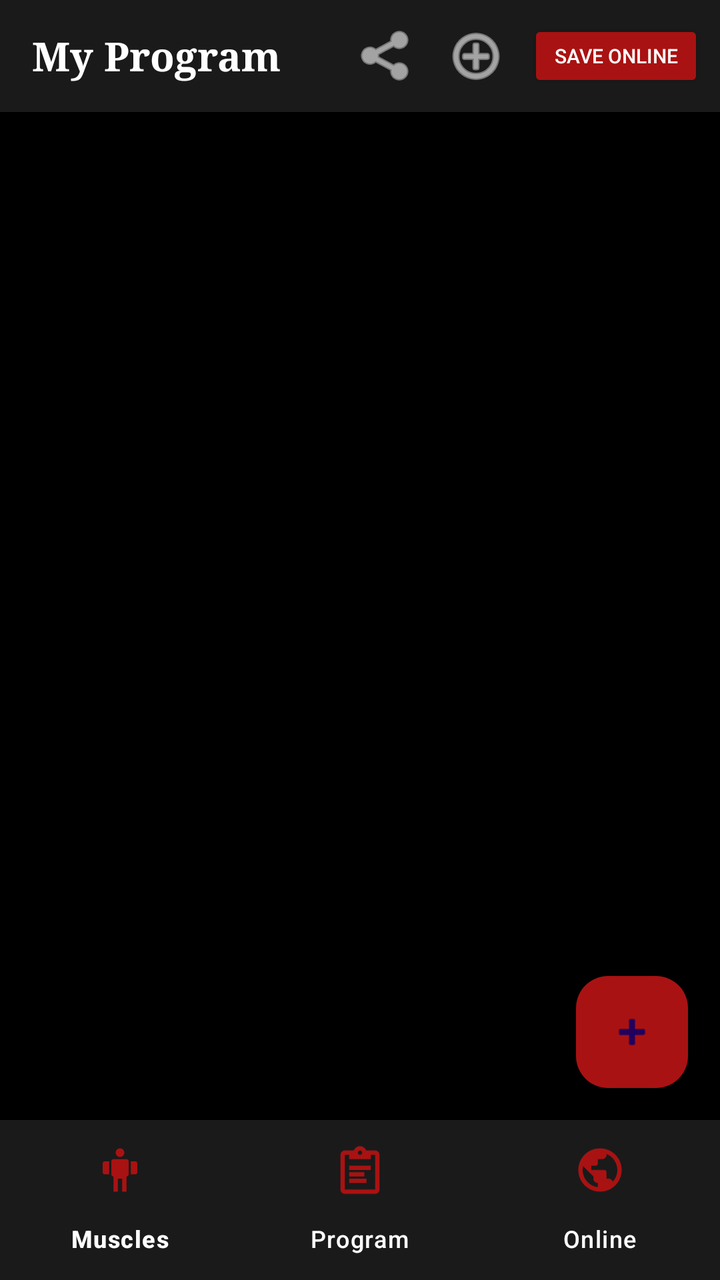
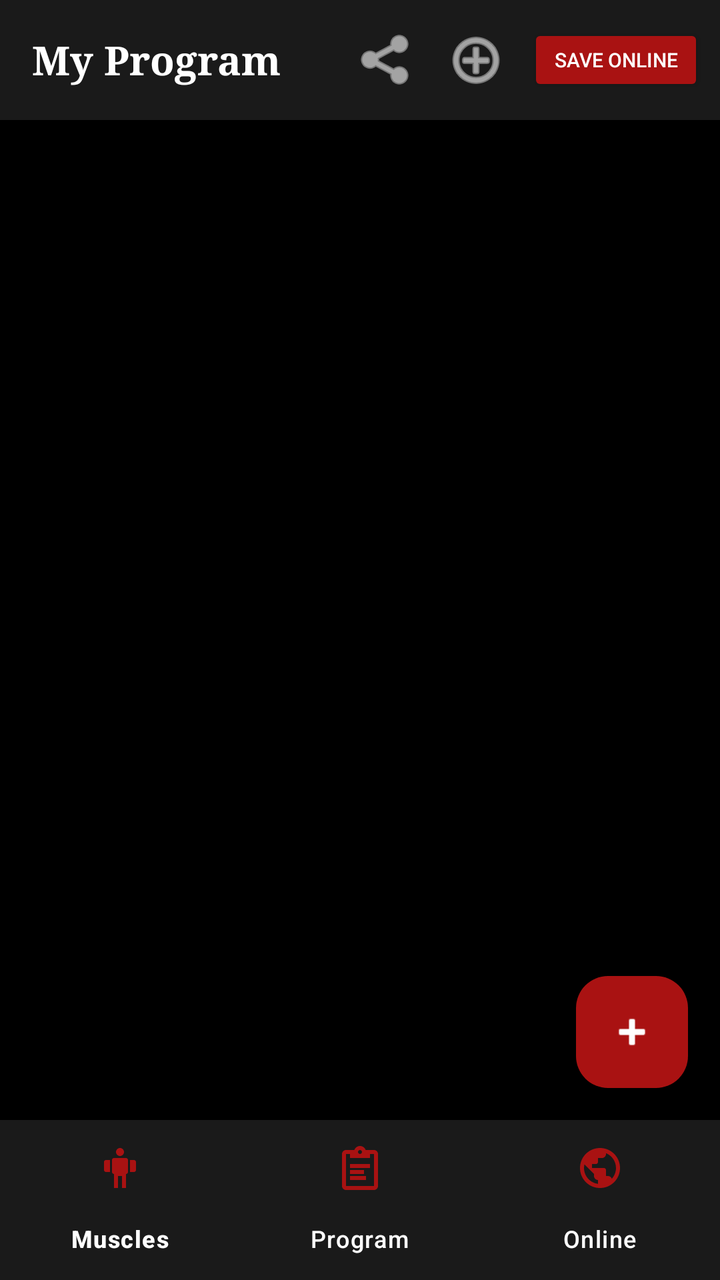

The first picture is an Android layout as it rendered before a commit; the second is the same layout after the commit. The layout source and the unified diff follow.
<!-- AndroidManifest.xml: application theme Theme.MuscleApp -->
<!-- res/layout/activity_gym_program.xml -->
<?xml version="1.0" encoding="utf-8"?>
<androidx.constraintlayout.widget.ConstraintLayout
    xmlns:android="http://schemas.android.com/apk/res/android"
    xmlns:app="http://schemas.android.com/apk/res-auto"
    xmlns:tools="http://schemas.android.com/tools"
    android:id="@+id/main"
    android:layout_width="match_parent"
    android:layout_height="match_parent"
    android:background="@color/black"
    tools:context=".GymProgramActivity">

    <LinearLayout
        android:id="@+id/top_bar"
        android:layout_width="0dp"
        android:layout_height="56dp"
        android:orientation="horizontal"
        android:gravity="center_vertical"
        android:paddingStart="16dp"
        android:paddingEnd="8dp"
        android:background="#1A1A1A"
        app:layout_constraintTop_toTopOf="parent"
        app:layout_constraintStart_toStartOf="parent"
        app:layout_constraintEnd_toEndOf="parent">

        <TextView
            android:layout_width="0dp"
            android:layout_height="wrap_content"
            android:layout_weight="1"
            android:text="My Program"
            android:textColor="@color/white"
            android:textSize="20sp"
            android:textStyle="bold"
            android:fontFamily="serif" />

        <ImageButton
            android:id="@+id/btn_share_program"
            android:layout_width="44dp"
            android:layout_height="44dp"
            android:background="?attr/selectableItemBackgroundBorderless"
            android:src="@android:drawable/ic_menu_share"
            android:contentDescription="Share Program"
            app:tint="@color/white" />

        <ImageButton
            android:id="@+id/btn_import_program"
            android:layout_width="44dp"
            android:layout_height="44dp"
            android:background="?attr/selectableItemBackgroundBorderless"
            android:src="@android:drawable/ic_menu_add"
            android:contentDescription="Import Program"
            app:tint="@color/white" />

        <Button
            android:id="@+id/btn_save_online"
            android:layout_width="wrap_content"
            android:layout_height="36dp"
            android:text="Save Online"
            android:textSize="10sp"
            app:backgroundTint="@color/red"
            android:textColor="@color/white"
            android:layout_marginStart="4dp"/>

    </LinearLayout>

    <androidx.recyclerview.widget.RecyclerView
        android:id="@+id/plan_recycler_view"
        android:layout_width="0dp"
        android:layout_height="0dp"
        android:clipToPadding="false"
        android:paddingBottom="80dp"
        app:layout_constraintTop_toBottomOf="@+id/top_bar"
        app:layout_constraintBottom_toTopOf="@+id/bottom_nav"
        app:layout_constraintStart_toStartOf="parent"
        app:layout_constraintEnd_toEndOf="parent" />

    <TextView
        android:id="@+id/plan_empty_text"
        android:layout_width="wrap_content"
        android:layout_height="wrap_content"
        android:text="No exercises yet.\nTap + to add one."
        android:textColor="@android:color/darker_gray"
        android:textSize="16sp"
        android:fontFamily="serif"
        android:gravity="center"
        android:visibility="gone"
        app:layout_constraintTop_toBottomOf="@+id/top_bar"
        app:layout_constraintBottom_toTopOf="@+id/bottom_nav"
        app:layout_constraintStart_toStartOf="parent"
        app:layout_constraintEnd_toEndOf="parent" />

    <com.google.android.material.floatingactionbutton.FloatingActionButton
        android:id="@+id/fab_add_exercise"
        android:layout_width="wrap_content"
        android:layout_height="wrap_content"
        android:layout_marginEnd="16dp"
        android:layout_marginBottom="16dp"
        android:src="@android:drawable/ic_input_add"
        android:tint="@color/white"
        android:contentDescription="Add Exercise"
        app:backgroundTint="@color/red"
        app:layout_constraintEnd_toEndOf="parent"
        app:layout_constraintBottom_toTopOf="@+id/bottom_nav" />

    <com.google.android.material.bottomnavigation.BottomNavigationView
        android:id="@+id/bottom_nav"
        android:layout_width="0dp"
        android:layout_height="wrap_content"
        android:background="#1A1A1A"
        app:itemIconTint="@color/red"
        app:itemTextColor="@color/white"
        app:itemIconSize="26dp"
        app:labelVisibilityMode="labeled"
        app:menu="@menu/bottom_nav_menu"
        app:layout_constraintBottom_toBottomOf="parent"
        app:layout_constraintStart_toStartOf="parent"
        app:layout_constraintEnd_toEndOf="parent" />

</androidx.constraintlayout.widget.ConstraintLayout>
<!-- resources referenced by this layout -->
<resources>
  <color name="black">#FF000000</color>
  <color name="red">#A91212</color>
  <color name="white">#FFFFFFFF</color>
  <style name="Theme.MuscleApp" parent="Base.Theme.MuscleApp" />
  <style name="Base.Theme.MuscleApp" parent="Theme.Material3.Light.NoActionBar">
          
          
      </style>
</resources>

<!-- the commit's change to res/layout/activity_gym_program.xml (unified diff, before → after) -->
@@ -11,16 +11,16 @@
 
     <LinearLayout
         android:id="@+id/top_bar"
-        android:layout_width="0dp"
-        android:layout_height="56dp"
+        android:layout_width="match_parent"
+        android:layout_height="wrap_content"
         android:orientation="horizontal"
         android:gravity="center_vertical"
         android:paddingStart="16dp"
         android:paddingEnd="8dp"
+        android:paddingTop="8dp"
+        android:paddingBottom="8dp"
         android:background="#1A1A1A"
-        app:layout_constraintTop_toTopOf="parent"
-        app:layout_constraintStart_toStartOf="parent"
-        app:layout_constraintEnd_toEndOf="parent">
+        app:layout_constraintTop_toTopOf="parent">
 
         <TextView
             android:layout_width="0dp"
@@ -38,7 +38,7 @@
             android:layout_height="44dp"
             android:background="?attr/selectableItemBackgroundBorderless"
             android:src="@android:drawable/ic_menu_share"
-            android:contentDescription="Share Program"
+            android:contentDescription="Share"
             app:tint="@color/white" />
 
         <ImageButton
@@ -47,7 +47,7 @@
             android:layout_height="44dp"
             android:background="?attr/selectableItemBackgroundBorderless"
             android:src="@android:drawable/ic_menu_add"
-            android:contentDescription="Import Program"
+            android:contentDescription="Import"
             app:tint="@color/white" />
 
         <Button
@@ -95,24 +95,20 @@
         android:layout_marginEnd="16dp"
         android:layout_marginBottom="16dp"
         android:src="@android:drawable/ic_input_add"
-        android:tint="@color/white"
-        android:contentDescription="Add Exercise"
+        app:tint="@color/white"
+        android:contentDescription="Add"
         app:backgroundTint="@color/red"
         app:layout_constraintEnd_toEndOf="parent"
         app:layout_constraintBottom_toTopOf="@+id/bottom_nav" />
 
     <com.google.android.material.bottomnavigation.BottomNavigationView
         android:id="@+id/bottom_nav"
-        android:layout_width="0dp"
+        android:layout_width="match_parent"
         android:layout_height="wrap_content"
         android:background="#1A1A1A"
         app:itemIconTint="@color/red"
         app:itemTextColor="@color/white"
-        app:itemIconSize="26dp"
-        app:labelVisibilityMode="labeled"
         app:menu="@menu/bottom_nav_menu"
-        app:layout_constraintBottom_toBottomOf="parent"
-        app:layout_constraintStart_toStartOf="parent"
-        app:layout_constraintEnd_toEndOf="parent" />
+        app:layout_constraintBottom_toBottomOf="parent" />
 
 </androidx.constraintlayout.widget.ConstraintLayout>
